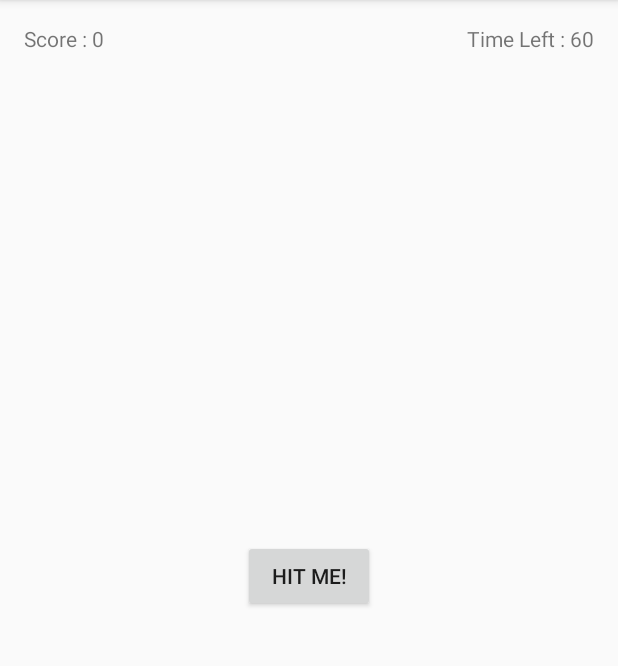
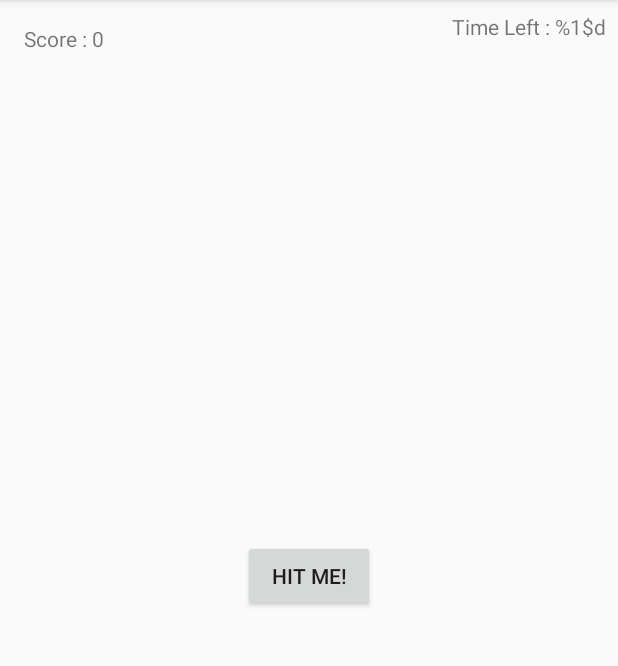
Before and after one commit to nick2905/TimeFighter, an Android app: the screen it shows after launch (MainActivity), on a phone screen of 412 x 824 dp, the part 84-750 px from its top. Run offline under Robolectric (Android 15) with nearby library versions, the phone set to English and light mode, and no system bars.

Commit message:
challenge 4 adding id

```diff
--- a/TimeFighter/app/src/main/res/layout/activity_main.xml
+++ b/TimeFighter/app/src/main/res/layout/activity_main.xml
@@ -16,7 +16,7 @@
         app:layout_constraintTop_toTopOf="parent" />
 
     <TextView
-        android:id="@+id/textView"
+        android:id="@+id/scoreTextView"
         android:layout_width="wrap_content"
         android:layout_height="wrap_content"
         android:text="Score : 0"
@@ -25,11 +25,12 @@
         app:layout_constraintTop_toTopOf="parent" />
 
     <TextView
-        android:id="@+id/textView2"
+        android:id="@+id/timeLeftTextView"
         android:layout_width="wrap_content"
         android:layout_height="wrap_content"
-        android:layout_margin="16dp"
-        android:text="Time Left : 60"
+        android:layout_marginTop="8dp"
+        android:layout_marginEnd="8dp"
+        android:text="Time Left : %1$d"
         app:layout_constraintEnd_toEndOf="parent"
         app:layout_constraintTop_toTopOf="parent" />
 
```
Also changed, not shown: 1 other file.
